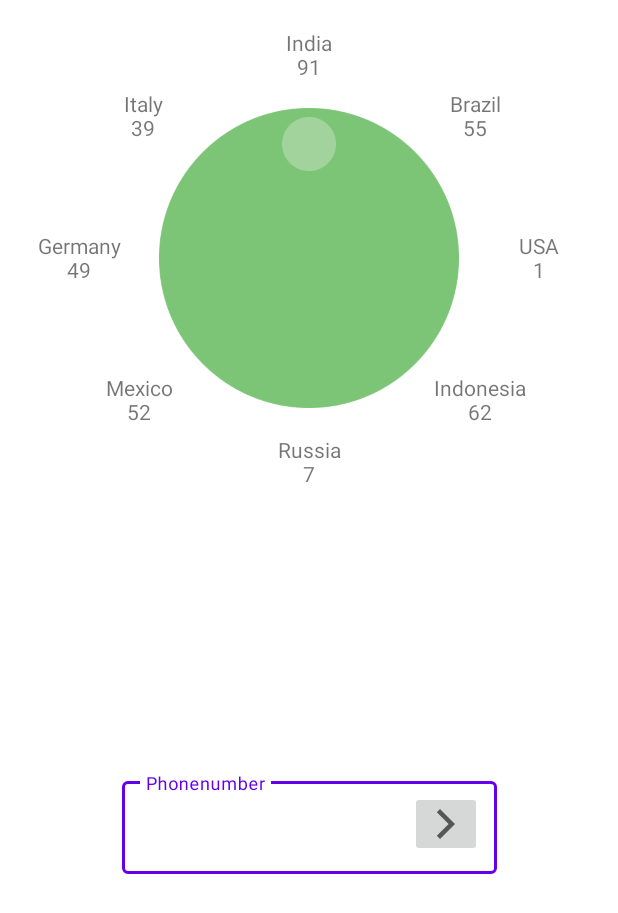
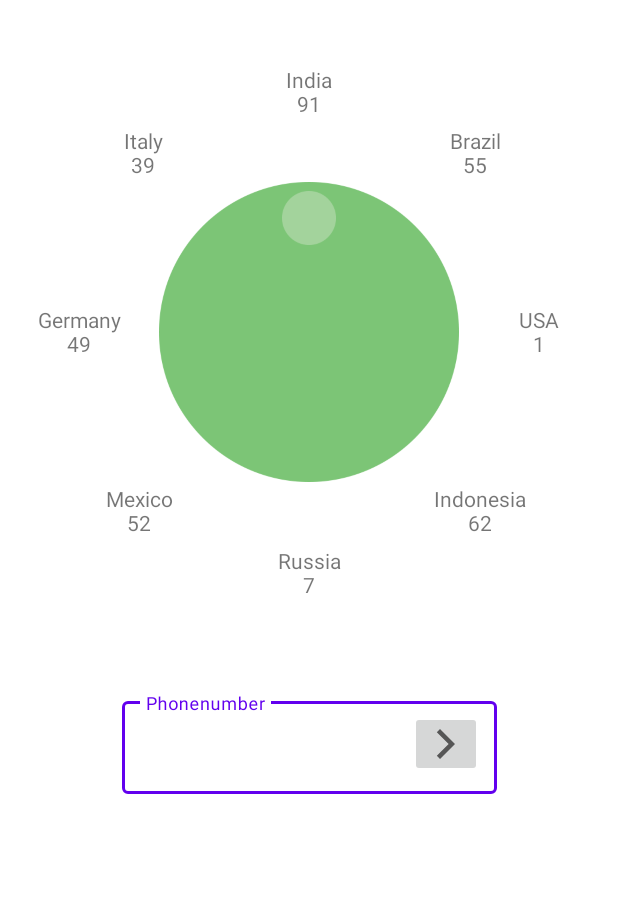
Before and after one commit to supersu-man/why-save, an Android app: the screen it shows after launch (MainActivity), on a phone screen of 412 x 824 dp. Shown: the top 913 px of the screen. Run offline under Robolectric (Android 15) with nearby library versions, the phone set to English and light mode, and no system bars; 1 statement that could not run was skipped.

Commit message:
Update activity_main.xml

```diff
--- a/app/src/main/res/layout/activity_main.xml
+++ b/app/src/main/res/layout/activity_main.xml
@@ -9,7 +9,7 @@
     <androidx.constraintlayout.widget.ConstraintLayout
         android:layout_width="match_parent"
         android:layout_height="0dp"
-        android:layout_weight="0.5">
+        android:layout_weight="0.6">
 
         <ImageView
             android:id="@+id/knob"
@@ -42,10 +42,10 @@
             app:layout_constraintTop_toTopOf="parent" />
 
         <TextView
-            android:gravity="center"
             android:id="@+id/textView3"
             android:layout_width="wrap_content"
             android:layout_height="wrap_content"
+            android:gravity="center"
             app:layout_constraintBottom_toBottomOf="parent"
             app:layout_constraintEnd_toEndOf="parent"
             app:layout_constraintStart_toEndOf="@+id/knob"
@@ -108,7 +108,7 @@
     <androidx.constraintlayout.widget.ConstraintLayout
         android:layout_width="match_parent"
         android:layout_height="wrap_content"
-        android:layout_weight="0.5"
+        android:layout_weight="0.4"
         android:layout_gravity="center"
         android:gravity="center"
         android:orientation="horizontal">
@@ -119,11 +119,11 @@
             android:layout_width="wrap_content"
             android:layout_height="wrap_content"
             android:hint="Phonenumber"
-            android:layout_marginBottom="70dp"
-            app:layout_constraintBottom_toBottomOf="parent"
             app:layout_constraintEnd_toEndOf="parent"
             app:layout_constraintStart_toStartOf="parent"
-            app:layout_constraintTop_toTopOf="parent">
+            app:layout_constraintTop_toTopOf="parent"
+            android:layout_marginTop="20dp"
+            >
 
             <com.google.android.material.textfield.TextInputEditText
                 android:id="@+id/phonenumberEditText"
```
